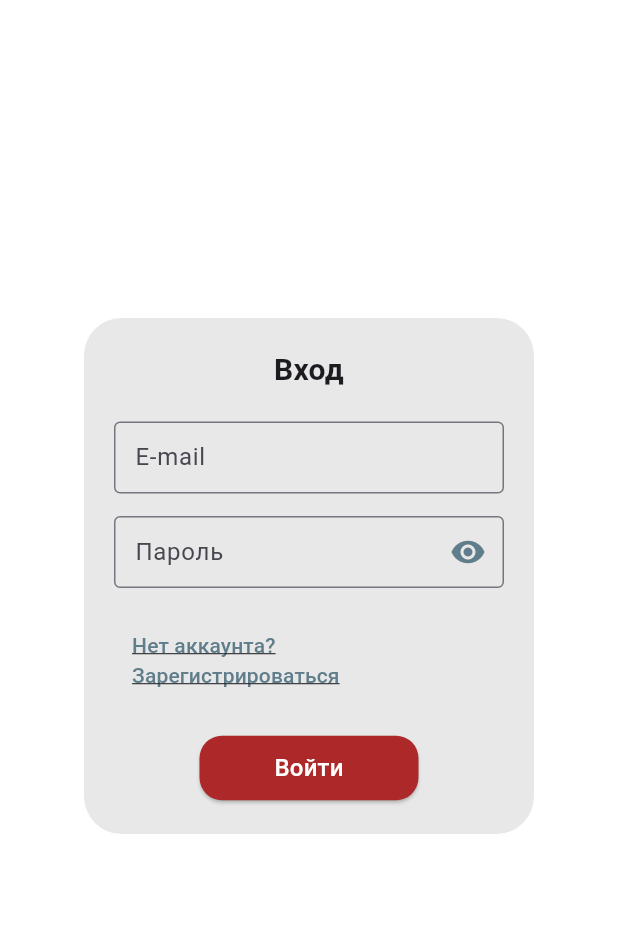
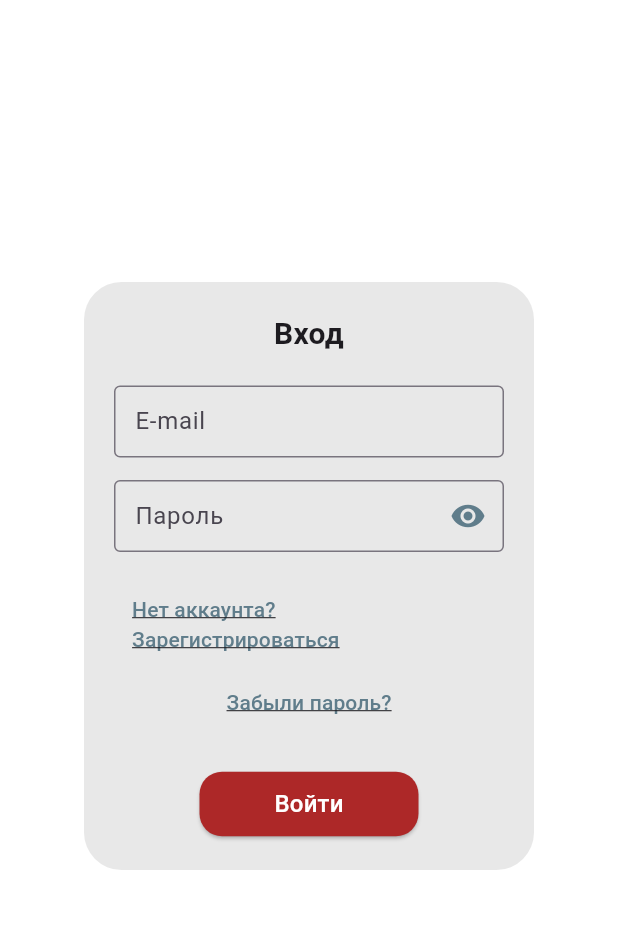
Before and after one commit to ZipS1/game-metrics-mobile-app, a Flutter app: the LoginPage screen opened directly, on a phone screen of 412 x 824 dp, the part 84-1013 px from its top. Run offline on Flutter 3.47's test engine with Material 3 defaults, Android fonts, the phone set to English and light mode, and no system bars; our stand-ins replace flutter_secure_storage, package_info_plus; missing offline and left inert: global_configuration; accounts and stored records are empty; network calls fail.

Commit message:
feat(auth): add forgot password link

```diff
--- /dev/null
+++ b/lib/features/auth/elements/forgot_password_link.dart
@@ -0,0 +1,23 @@
+import 'package:flutter/material.dart';
+import 'package:game_metrics_mobile_app/common/colors.dart';
+import 'package:game_metrics_mobile_app/common/global/snackbar_service.dart';
+
+class ForgotPasswordLink extends StatelessWidget {
+  const ForgotPasswordLink({super.key});
+
+  @override
+  Widget build(BuildContext context) {
+    return TextButton(
+      onPressed: () {
+        SnackbarService.showFail("Очень жаль, очень жаль");
+      },
+      child: const Text(
+        "Забыли пароль?",
+        style: TextStyle(
+          color: gmSecondaryColor,
+          decoration: TextDecoration.underline,
+        ),
+      ),
+    );
+  }
+}
--- a/lib/features/auth/widgets/login_form.dart
+++ b/lib/features/auth/widgets/login_form.dart
@@ -1,6 +1,7 @@
 import 'package:flutter/material.dart';
 import 'package:game_metrics_mobile_app/common/styles/widget_styles.dart';
 import 'package:game_metrics_mobile_app/features/auth/elements/email_field.dart';
+import 'package:game_metrics_mobile_app/features/auth/elements/forgot_password_link.dart';
 import 'package:game_metrics_mobile_app/features/auth/elements/form_title.dart';
 import 'package:game_metrics_mobile_app/features/auth/elements/login_button.dart';
 import 'package:game_metrics_mobile_app/features/auth/elements/navigate_to_register_link.dart';
@@ -50,6 +51,7 @@ class _LoginFormState extends State<LoginForm> {
               ),
               const SizedBox(height: 20),
               NavigateToRegisterLink(),
+              ForgotPasswordLink(),
               const SizedBox(height: 20),
               LoginButton(
                   formKey: _formKey,
```
Also changed, not shown: 4 other files.
